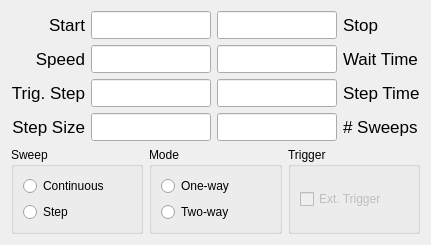
Above: pharos/view/GUI/QtCreator/laserwidget.ui from uetke/UUPharosController before the change. Below: the same form after it.
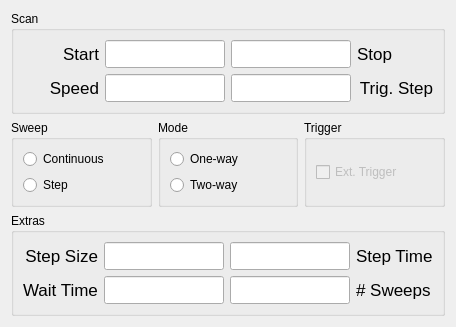
That is the form after the change.

Commit message: Modified the GUI according to Said requests. One button to set the laser and monitor parameters based on docks. Controlled increment of wavelength and power. Number of sweeps is working. Starting to add tooltips with html. Added a test for the number of sweeps.

```diff
--- a/pharos/view/GUI/QtCreator/laserwidget.ui
+++ b/pharos/view/GUI/QtCreator/laserwidget.ui
@@ -6,20 +6,20 @@
    <rect>
     <x>0</x>
     <y>0</y>
-    <width>427</width>
-    <height>225</height>
+    <width>447</width>
+    <height>291</height>
    </rect>
   </property>
   <property name="sizePolicy">
-   <sizepolicy hsizetype="Fixed" vsizetype="Fixed">
+   <sizepolicy hsizetype="Preferred" vsizetype="Preferred">
     <horstretch>0</horstretch>
     <verstretch>0</verstretch>
    </sizepolicy>
   </property>
   <property name="maximumSize">
    <size>
-    <width>427</width>
-    <height>225</height>
+    <width>1000</width>
+    <height>1000</height>
    </size>
   </property>
   <property name="windowTitle">
@@ -28,100 +28,19 @@
   <property name="styleSheet">
    <string notr="true"/>
   </property>
+  <layout class="QGridLayout" name="gridLayout_6">
+   <item row="0" column="0">
+    <widget class="QGroupBox" name="groupBox_4">
+     <property name="toolTip">
+      <string>&lt;html title=&quot;Scan basic props.&quot;&gt;&lt;head/&gt;&lt;body&gt;
+&lt;h2&gt;Basic scan properties&lt;/h2&gt;
+If you are using a continuous scan mode, you &lt;b&gt;have to&lt;/b&gt; set all these parameters.
+&lt;/body&gt;&lt;/html&gt;</string>
+     </property>
+     <property name="title">
+      <string>Scan</string>
+     </property>
   <layout class="QGridLayout" name="gridLayout_4">
-   <item row="0" column="0">
-    <widget class="QLabel" name="start_wavelength_label">
-     <property name="font">
-      <font>
-       <pointsize>13</pointsize>
-      </font>
-     </property>
-     <property name="text">
-      <string>Start</string>
-     </property>
-     <property name="alignment">
-      <set>Qt::AlignRight|Qt::AlignTrailing|Qt::AlignVCenter</set>
-     </property>
-     <property name="buddy">
-      <cstring>start_wavelength_line</cstring>
-     </property>
-    </widget>
-   </item>
-   <item row="1" column="1">
-    <widget class="QLineEdit" name="speed_line">
-     <property name="minimumSize">
-      <size>
-       <width>120</width>
-       <height>0</height>
-      </size>
-     </property>
-     <property name="maximumSize">
-      <size>
-       <width>80</width>
-       <height>16777215</height>
-      </size>
-     </property>
-     <property name="font">
-      <font>
-       <pointsize>13</pointsize>
-      </font>
-     </property>
-    </widget>
-   </item>
-   <item row="1" column="0">
-    <widget class="QLabel" name="speed_label">
-     <property name="font">
-      <font>
-       <pointsize>13</pointsize>
-      </font>
-     </property>
-     <property name="text">
-      <string>Speed</string>
-     </property>
-     <property name="alignment">
-      <set>Qt::AlignRight|Qt::AlignTrailing|Qt::AlignVCenter</set>
-     </property>
-     <property name="buddy">
-      <cstring>speed_line</cstring>
-     </property>
-    </widget>
-   </item>
-   <item row="0" column="2">
-    <widget class="QLineEdit" name="stop_wavelength_line">
-     <property name="minimumSize">
-      <size>
-       <width>120</width>
-       <height>0</height>
-      </size>
-     </property>
-     <property name="maximumSize">
-      <size>
-       <width>80</width>
-       <height>16777215</height>
-      </size>
-     </property>
-     <property name="font">
-      <font>
-       <pointsize>13</pointsize>
-      </font>
-     </property>
-    </widget>
-   </item>
-   <item row="1" column="3">
-    <widget class="QLabel" name="wait_label">
-     <property name="font">
-      <font>
-       <pointsize>13</pointsize>
-      </font>
-     </property>
-     <property name="text">
-      <string>Wait Time</string>
-     </property>
-     <property name="buddy">
-      <cstring>wait_line</cstring>
-     </property>
-    </widget>
-   </item>
    <item row="0" column="3">
     <widget class="QLabel" name="stop_wavelength_label">
      <property name="font">
@@ -140,26 +59,8 @@
      </property>
     </widget>
    </item>
-   <item row="3" column="0">
-    <widget class="QLabel" name="step_label">
-     <property name="font">
-      <font>
-       <pointsize>13</pointsize>
-      </font>
-     </property>
-     <property name="text">
-      <string>Step Size</string>
-     </property>
-     <property name="alignment">
-      <set>Qt::AlignRight|Qt::AlignTrailing|Qt::AlignVCenter</set>
-     </property>
-     <property name="buddy">
-      <cstring>step_line</cstring>
-     </property>
-    </widget>
-   </item>
-   <item row="3" column="2">
-    <widget class="QLineEdit" name="sweeps_line">
+      <item row="1" column="1">
+       <widget class="QLineEdit" name="speed_line">
      <property name="minimumSize">
       <size>
        <width>120</width>
@@ -177,33 +78,12 @@
        <pointsize>13</pointsize>
       </font>
      </property>
-    </widget>
-   </item>
-   <item row="3" column="1">
-    <widget class="QLineEdit" name="step_line">
-     <property name="minimumSize">
-      <size>
-       <width>120</width>
-       <height>0</height>
-      </size>
-     </property>
-     <property name="maximumSize">
-      <size>
-       <width>80</width>
-       <height>16777215</height>
-      </size>
-     </property>
-     <property name="font">
-      <font>
-       <pointsize>13</pointsize>
-      </font>
-     </property>
-     <property name="text">
-      <string/>
-     </property>
-    </widget>
-   </item>
-   <item row="2" column="0">
+        <property name="toolTip">
+         <string>&lt;html&gt;&lt;head/&gt;&lt;body&gt;&lt;p&gt;Speed at which the scan happens.&lt;br/&gt;If the scan is too fast you will need an external trigger, since the laser cannot issue trigger too fast. &lt;/p&gt;&lt;p&gt;&lt;span style=&quot; color:#ff0000;&quot;&gt;Warning&lt;/span&gt;: &lt;span style=&quot; font-style:italic;&quot;&gt;Too fast&lt;/span&gt; is an arbitrary value that has to be experimentally determined.&lt;/p&gt;&lt;/body&gt;&lt;/html&gt;</string>
+        </property>
+       </widget>
+      </item>
+      <item row="1" column="3">
     <widget class="QLabel" name="trigger_step_label">
      <property name="font">
       <font>
@@ -221,38 +101,8 @@
      </property>
     </widget>
    </item>
-   <item row="2" column="3">
-    <widget class="QLabel" name="step_time_label">
-     <property name="font">
-      <font>
-       <pointsize>13</pointsize>
-      </font>
-     </property>
-     <property name="text">
-      <string>Step Time</string>
-     </property>
-     <property name="buddy">
-      <cstring>step_time_line</cstring>
-     </property>
-    </widget>
-   </item>
-   <item row="3" column="3">
-    <widget class="QLabel" name="sweeps_label">
-     <property name="font">
-      <font>
-       <pointsize>13</pointsize>
-      </font>
-     </property>
-     <property name="text">
-      <string># Sweeps</string>
-     </property>
-     <property name="buddy">
-      <cstring>sweeps_line</cstring>
-     </property>
-    </widget>
-   </item>
-   <item row="2" column="2">
-    <widget class="QLineEdit" name="step_time_line">
+      <item row="0" column="2">
+       <widget class="QLineEdit" name="stop_wavelength_line">
      <property name="minimumSize">
       <size>
        <width>120</width>
@@ -270,9 +120,30 @@
        <pointsize>13</pointsize>
       </font>
      </property>
-    </widget>
-   </item>
-   <item row="2" column="1">
+        <property name="toolTip">
+         <string>Stop wavelength of the scan</string>
+        </property>
+       </widget>
+      </item>
+      <item row="1" column="0">
+       <widget class="QLabel" name="speed_label">
+        <property name="font">
+         <font>
+          <pointsize>13</pointsize>
+         </font>
+        </property>
+        <property name="text">
+         <string>Speed</string>
+        </property>
+        <property name="alignment">
+         <set>Qt::AlignRight|Qt::AlignTrailing|Qt::AlignVCenter</set>
+        </property>
+        <property name="buddy">
+         <cstring>speed_line</cstring>
+        </property>
+       </widget>
+      </item>
+      <item row="1" column="2">
     <widget class="QLineEdit" name="trigger_step_line">
      <property name="minimumSize">
       <size>
@@ -291,9 +162,63 @@
        <pointsize>13</pointsize>
       </font>
      </property>
-    </widget>
-   </item>
-   <item row="4" column="0" colspan="4">
+        <property name="toolTip">
+         <string>Every how many nm the acquisition happens.</string>
+        </property>
+       </widget>
+      </item>
+      <item row="0" column="1">
+       <widget class="QLineEdit" name="start_wavelength_line">
+        <property name="minimumSize">
+         <size>
+          <width>120</width>
+          <height>0</height>
+         </size>
+        </property>
+        <property name="maximumSize">
+         <size>
+          <width>80</width>
+          <height>16777215</height>
+         </size>
+        </property>
+        <property name="sizeIncrement">
+         <size>
+          <width>8</width>
+          <height>0</height>
+         </size>
+        </property>
+        <property name="font">
+         <font>
+          <pointsize>13</pointsize>
+         </font>
+        </property>
+        <property name="toolTip">
+         <string>Start wavelength of the scan</string>
+        </property>
+       </widget>
+      </item>
+      <item row="0" column="0">
+       <widget class="QLabel" name="start_wavelength_label">
+        <property name="font">
+         <font>
+          <pointsize>13</pointsize>
+         </font>
+        </property>
+        <property name="text">
+         <string>Start</string>
+        </property>
+        <property name="alignment">
+         <set>Qt::AlignRight|Qt::AlignTrailing|Qt::AlignVCenter</set>
+        </property>
+        <property name="buddy">
+         <cstring>start_wavelength_line</cstring>
+        </property>
+       </widget>
+      </item>
+     </layout>
+    </widget>
+   </item>
+   <item row="1" column="0">
     <layout class="QHBoxLayout" name="horizontalLayout">
      <item>
       <widget class="QGroupBox" name="groupBox">
@@ -362,7 +287,94 @@
      </item>
     </layout>
    </item>
-   <item row="1" column="2">
+   <item row="2" column="0">
+    <widget class="QGroupBox" name="groupBox_5">
+     <property name="toolTip">
+      <string>&lt;html&gt;&lt;head/&gt;&lt;body&gt;&lt;p&gt;&lt;span style=&quot; font-size:x-large; font-weight:600;&quot;&gt;Extra parameters&lt;/span&gt;&lt;/p&gt;&lt;p&gt;These parameters can be set, but are not necessary in &lt;span style=&quot; font-style:italic;&quot;&gt;continuous&lt;/span&gt; operation. &lt;/p&gt;&lt;p&gt;&lt;br/&gt;&lt;/p&gt;&lt;p&gt;&lt;span style=&quot; color:#ff0000;&quot;&gt;Warning: &lt;/span&gt;&lt;span style=&quot; color:#000000;&quot;&gt;If working in step mode, you &lt;/span&gt;&lt;span style=&quot; font-weight:600; color:#000000;&quot;&gt;have to&lt;/span&gt;&lt;span style=&quot; color:#000000;&quot;&gt; set the step size and step time&lt;/span&gt;&lt;/p&gt;&lt;/body&gt;&lt;/html&gt;</string>
+     </property>
+     <property name="title">
+      <string>Extras</string>
+     </property>
+     <layout class="QGridLayout" name="gridLayout_5">
+      <item row="0" column="0">
+       <widget class="QLabel" name="step_label">
+        <property name="font">
+         <font>
+          <pointsize>13</pointsize>
+         </font>
+        </property>
+        <property name="text">
+         <string>Step Size</string>
+        </property>
+        <property name="alignment">
+         <set>Qt::AlignRight|Qt::AlignTrailing|Qt::AlignVCenter</set>
+        </property>
+        <property name="buddy">
+         <cstring>step_line</cstring>
+        </property>
+       </widget>
+      </item>
+      <item row="0" column="3">
+       <widget class="QLabel" name="step_time_label">
+        <property name="font">
+         <font>
+          <pointsize>13</pointsize>
+         </font>
+        </property>
+        <property name="text">
+         <string>Step Time</string>
+        </property>
+        <property name="buddy">
+         <cstring>step_time_line</cstring>
+        </property>
+       </widget>
+      </item>
+      <item row="0" column="2">
+       <widget class="QLineEdit" name="step_time_line">
+        <property name="minimumSize">
+         <size>
+          <width>120</width>
+          <height>0</height>
+         </size>
+        </property>
+        <property name="maximumSize">
+         <size>
+          <width>80</width>
+          <height>16777215</height>
+         </size>
+        </property>
+        <property name="font">
+         <font>
+          <pointsize>13</pointsize>
+         </font>
+        </property>
+       </widget>
+      </item>
+      <item row="0" column="1">
+       <widget class="QLineEdit" name="step_line">
+        <property name="minimumSize">
+         <size>
+          <width>120</width>
+          <height>0</height>
+         </size>
+        </property>
+        <property name="maximumSize">
+         <size>
+          <width>80</width>
+          <height>16777215</height>
+         </size>
+        </property>
+        <property name="font">
+         <font>
+          <pointsize>13</pointsize>
+         </font>
+        </property>
+        <property name="text">
+         <string/>
+        </property>
+       </widget>
+      </item>
+      <item row="1" column="1">
     <widget class="QLineEdit" name="wait_line">
      <property name="minimumSize">
       <size>
@@ -383,8 +395,23 @@
      </property>
     </widget>
    </item>
-   <item row="0" column="1">
-    <widget class="QLineEdit" name="start_wavelength_line">
+      <item row="1" column="0">
+       <widget class="QLabel" name="wait_label">
+        <property name="font">
+         <font>
+          <pointsize>13</pointsize>
+         </font>
+        </property>
+        <property name="text">
+         <string>Wait Time</string>
+        </property>
+        <property name="buddy">
+         <cstring>wait_line</cstring>
+        </property>
+       </widget>
+      </item>
+      <item row="1" column="2">
+       <widget class="QLineEdit" name="sweeps_line">
      <property name="minimumSize">
       <size>
        <width>120</width>
@@ -397,17 +424,35 @@
        <height>16777215</height>
       </size>
      </property>
-     <property name="sizeIncrement">
-      <size>
-       <width>8</width>
-       <height>0</height>
-      </size>
-     </property>
+        <property name="font">
+         <font>
+          <pointsize>13</pointsize>
+         </font>
+        </property>
+        <property name="toolTip">
+         <string>&lt;html&gt;&lt;head/&gt;&lt;body&gt;&lt;p&gt;Number of sweeps the laser will perform. &lt;/p&gt;&lt;p&gt;If left blank or set to 0 it will never stop.&lt;/p&gt;&lt;p&gt;&lt;br/&gt;&lt;/p&gt;&lt;/body&gt;&lt;/html&gt;</string>
+        </property>
+        <property name="toolTipDuration">
+         <number>-1</number>
+        </property>
+       </widget>
+      </item>
+      <item row="1" column="3">
+       <widget class="QLabel" name="sweeps_label">
      <property name="font">
       <font>
        <pointsize>13</pointsize>
       </font>
      </property>
+        <property name="text">
+         <string># Sweeps</string>
+        </property>
+        <property name="buddy">
+         <cstring>sweeps_line</cstring>
+        </property>
+       </widget>
+      </item>
+     </layout>
     </widget>
    </item>
   </layout>
```
Left out of the diff: 3 changed lines with no effect on the pictures. Lines whose indentation alone changed are shown as unchanged. The commit also changes 9 other files.
